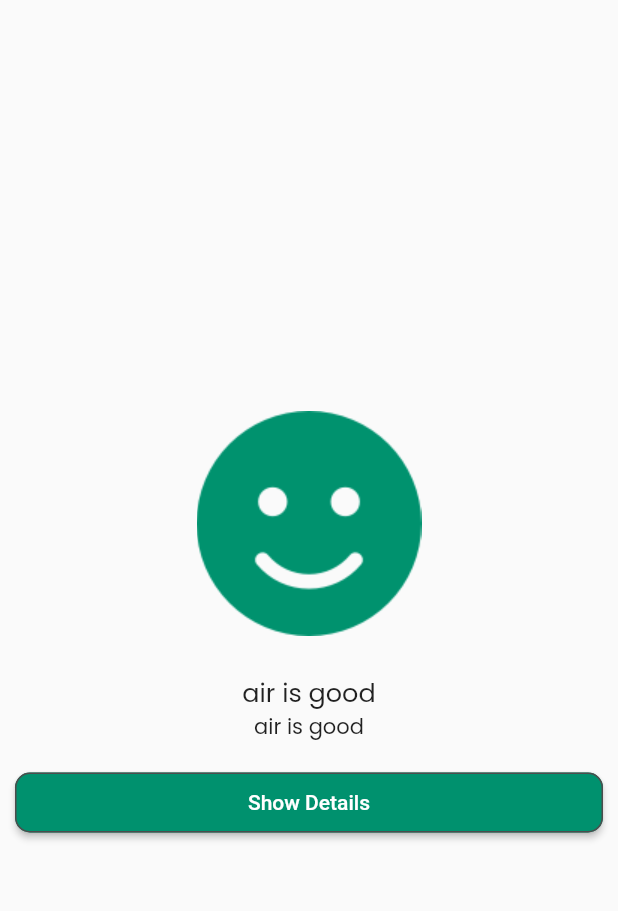
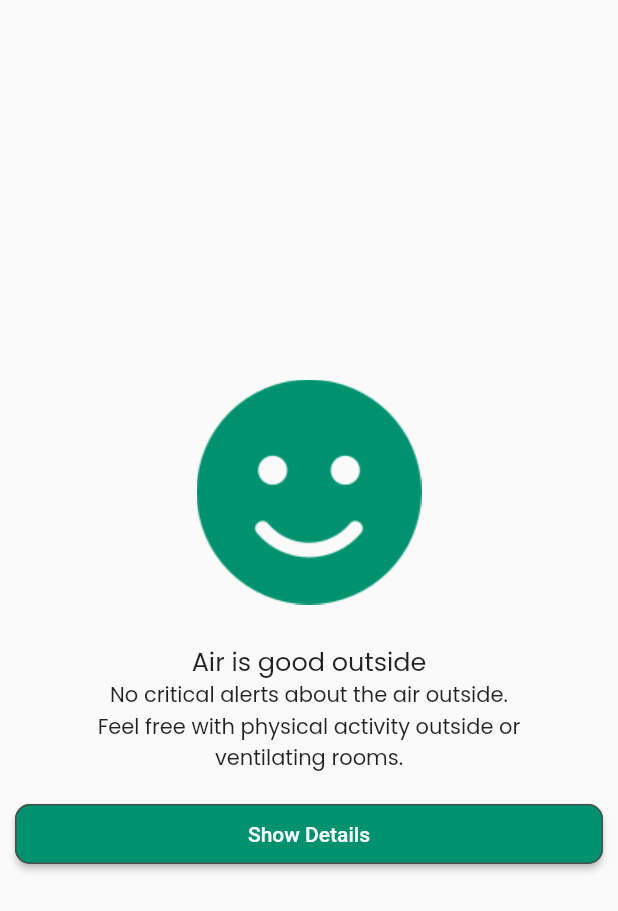
Before and after one commit to stachurski2/Whiff, a Flutter app: the AirStatePage widget shown alone on an empty page, opened directly with empty values, on a phone screen of 412 x 824 dp. Shown: the top 911 px of the screen. Run offline on Flutter 3.47's test engine with Material 2 defaults, Android fonts, the phone set to English and light mode, and no system bars; our stand-ins replace charts_flutter, rxdart, shared_preferences, tuple; missing offline and left inert: dart:ffi, mailto; accounts and stored records are empty; network calls fail.

```diff
--- a/lang/en.json
+++ b/lang/en.json
@@ -16,8 +16,26 @@
   "sensor_word": "Sensor",
   "location_word": "Location",
 
+  "air_page_loading_label_text": "Loading",
+  "air_page_show_details_label_text": "Show Details",
+
   "onboarding_select_sensor_text": "Select Sensor",
-  "onboarding_loading_sensors_text": "Loading sensors list",
+  "onboarding_loading_sensors_text": "Loading current data",
+
+  "onboarding_air_state_good": "Air is good outside",
+  "onboarding_air_state_good_description": "No critical alerts about the air outside. \nFeel free with physical activity outside or ventilating rooms.",
+
+  "onboarding_air_state_moderate": "Air is moderate outside",
+  "onboarding_air_state_moderate_description": "No critical alerts about the air outside.  \nFeel free with physical activity outside or ventilating rooms.",
+
+  "onboarding_air_state_bad": "Air is bad outside",
+  "onboarding_air_state_bad_description": "Consider limit or postpone physical activity outside. Symptoms like cough or sore throat could occur, especially in sensitive ones (pregnant women or children).",
+
+  "onboarding_air_state_very_bad": "Air is very bad outside",
+  "onboarding_air_state_very_bad_description": "Do not ventilate rooms. Sensitive ones (especially pregnant women and children) should avoid activity outside.",
+
+  "onboarding_air_state_unknown": "Air state is unknown",
+  "onboarding_air_state_unknown_description": "The WhiffApp couldn't get air state, please contact support to resolve problem.",
 
   "error_no_internet_connection": "No internet connection, check out your system settings and phone's network reception.",
   "error_server_unavailable": "Our server is unavailable now, please try again later.",
--- a/lib/customView/AirStatePage.dart
+++ b/lib/customView/AirStatePage.dart
@@ -1,4 +1,6 @@
+import 'package:Whiff/customView/LoadingIndicator.dart';
 import 'package:Whiff/model/AirState.dart';
+import 'package:flutter/cupertino.dart';
 import 'package:flutter/material.dart';
 import 'package:Whiff/helpers/color_provider.dart';
 import 'package:Whiff/helpers/app_localizations.dart';
@@ -14,12 +16,14 @@ class AirStatePage extends StatelessWidget {
 
     final double _kImageWidth = 300;
     final double _kImageHeight = 200;
-
+    print(_airState);
     return Column(
         mainAxisAlignment: MainAxisAlignment.center,
         crossAxisAlignment: CrossAxisAlignment.start,
         children: [
-          Row(
+          _airState == null ?
+              LoadingIndicator()
+          :Row(
             mainAxisAlignment: MainAxisAlignment.center,
             children: [
               _airState == AirState.good ? Image.asset('assets/smile-solid.png', width: _kImageWidth,
@@ -29,19 +33,29 @@ class AirStatePage extends StatelessWidget {
                   height: _kImageHeight) ,
             ],
           ),
-          Row(
+          _airState == null ?
+    Row(
+    mainAxisAlignment: MainAxisAlignment.center,
+    children: [
+            Text(AppLocalizations.of(context).translate("air_page_loading_label_text"), style: TextStyle(fontSize: 17, fontFamily: 'Poppins'), textAlign: TextAlign.center)
+    ])
+          :Row(
               mainAxisAlignment: MainAxisAlignment.center,
               children: [
-               Text((_airState == AirState.good ? "air is good" : _airState == AirState.moderate ? "air is moderate" : _airState == AirState.bad ? "air is bad": _airState == AirState.veryBad ? "air is very bad": "didn't get data :/"), style: TextStyle(fontSize: 17, fontFamily: 'Poppins'))
+               Text((_airState == AirState.good ? AppLocalizations.of(context).translate("onboarding_air_state_good") : _airState == AirState.moderate ? AppLocalizations.of(context).translate("onboarding_air_state_moderate") : _airState == AirState.bad ? AppLocalizations.of(context).translate("onboarding_air_state_bad"): _airState == AirState.veryBad ? AppLocalizations.of(context).translate("onboarding_air_state_very_bad"): AppLocalizations.of(context).translate("onboarding_air_state_unknown")), style: TextStyle(fontSize: 17, fontFamily: 'Poppins'))
               ]),
+          _airState == null ?
+              SizedBox(height: 1,):
           Row(
               mainAxisAlignment: MainAxisAlignment.center,
               crossAxisAlignment: CrossAxisAlignment.center,
               children: [
                 Container(width:300,
                   alignment: Alignment.center,
-                  child:  Text((_airState == AirState.good ? "air is good" : _airState == AirState.moderate ? "air is moderate" : _airState == AirState.bad ? "air is bad": _airState == AirState.veryBad ? "air is very bad": "didn't get data :/"), style: TextStyle(fontSize: 14, fontFamily: 'Poppins'), textAlign: TextAlign.center,))              ]),
+                  child:  Text((_airState == AirState.good ? AppLocalizations.of(context).translate("onboarding_air_state_good_description") : _airState == AirState.moderate ? AppLocalizations.of(context).translate("onboarding_air_state_moderate_description") : _airState == AirState.bad ? AppLocalizations.of(context).translate("onboarding_air_state_bad_description"): _airState == AirState.veryBad ? AppLocalizations.of(context).translate("onboarding_air_state_very_bad_description"): AppLocalizations.of(context).translate("onboarding_air_state_unknown_description")), style: TextStyle(fontSize: 14, fontFamily: 'Poppins'), textAlign: TextAlign.center,))              ]),
           SizedBox(height: 20,),
+          _airState == null ?
+          SizedBox(height: 1,):
           Row(
               mainAxisAlignment: MainAxisAlignment.center,
               children: <Widget>[
@@ -58,7 +72,7 @@ class AirStatePage extends StatelessWidget {
                       color: ColorProvider.shared.standardAppButtonColor,
                       textColor: ColorProvider.shared.standardAppButtonTextColor,
                       child: Text(
-                       "Show Details",
+                       AppLocalizations.of(context).translate("air_page_show_details_label_text"),
                       )
                   ),
                 )
@@ -69,6 +83,3 @@ class AirStatePage extends StatelessWidget {
 
   }
 }
-
-//  _error.errorCode != 1001 ?
-//  : ,
--- a/lib/helpers/color_provider.dart
+++ b/lib/helpers/color_provider.dart
@@ -8,6 +8,8 @@ class ColorProvider {
     return shared;
   }
   ColorProvider._internal();
+
+  Color standardTextColor =  Color.fromRGBO(0, 0, 0, 1.0);
 
   Color standardAppBackgroundColor =  Color.fromRGBO(238, 230, 230, 1.0);
 
@@ -27,5 +29,13 @@ class ColorProvider {
 
   Color loadingIndicatorAnimationColor =  Color.fromRGBO(0, 145, 110, 1.0);
 
+  Color measurumentGoodLevel = Color.fromRGBO(28, 108, 78, 1.0);
+
+  Color measurumentModerateLevel =  Color.fromRGBO(250, 186, 16, 1.0);
+
+  Color measurumentBadLevel =  Color.fromRGBO(245, 0, 22, 1.0);
+
+  Color measurumentVeryBadLevel =  Color.fromRGBO(177, 0, 16, 1.0);
+
 
 }
--- a/lib/model/Sensor.dart
+++ b/lib/model/Sensor.dart
@@ -6,13 +6,15 @@ class Sensor {
   double locationLat;
   double locationLon;
   int locationTimeZone;
+  bool isInsideBuilding;
 
-  Sensor(String name, int externalIdentfier, String locationName, double locationLat, double locationLon, int locationTimeZone) {
+  Sensor(String name, int externalIdentfier, String locationName, double locationLat, double locationLon, int locationTimeZone, bool isInsideBuilding) {
     this.name = name;
     this.externalIdentfier = externalIdentfier;
     this.locationName = locationName;
     this.locationLat = locationLat;
     this.locationLon = locationLon;
     this.locationTimeZone = locationTimeZone;
+    this.isInsideBuilding = isInsideBuilding;
   }
 }
```
Also changed, not shown: lib/Services/Data/DataService.dart (+6 -7 lines), lib/model/Measurement.dart (+101 -7 lines), lib/modules/measurement/MasurementPage.dart (+14 -2 lines), lib/modules/onboarding/OnboardingPage.dart (+92 -79 lines).
